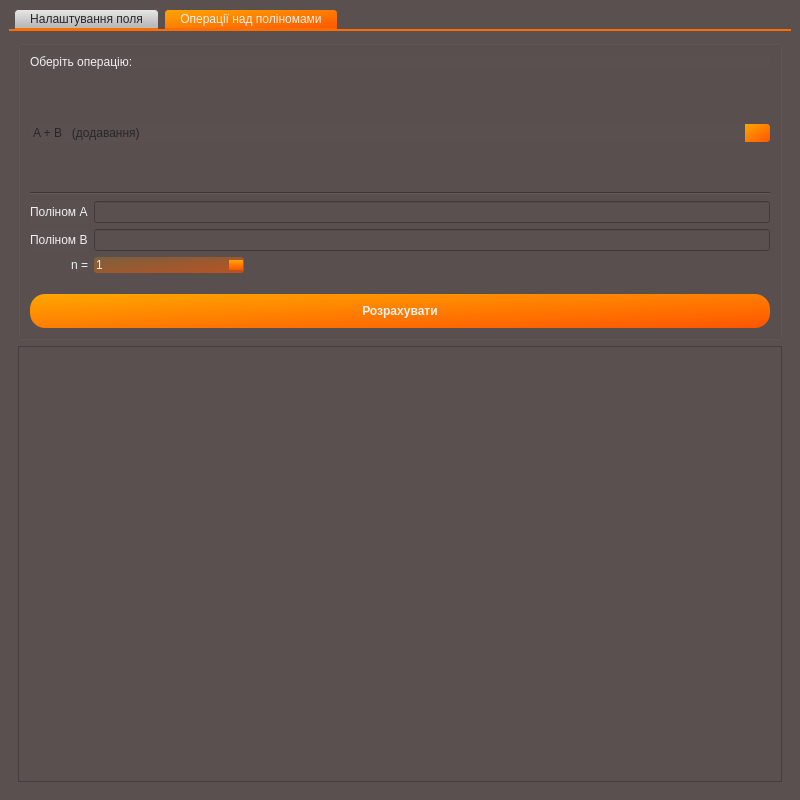
Qt form Algebra-polynom/mainwindow.ui (WAG13/FF-Polynomials-App) before a commit.
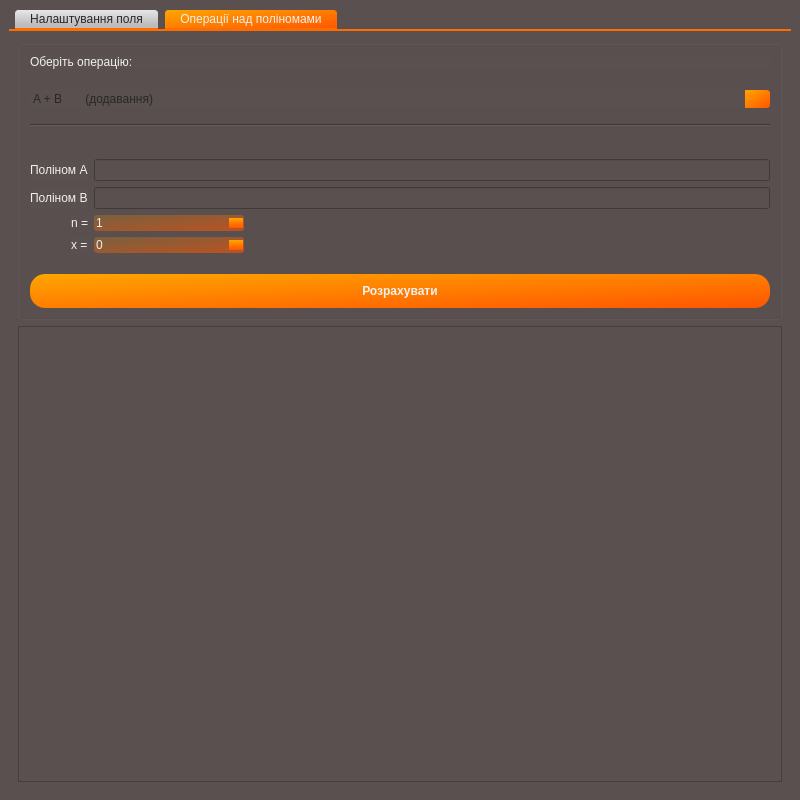
The same form after that commit. The open tabs and pages were chosen to show the change.

```diff
--- a/Algebra-polynom/mainwindow.ui
+++ b/Algebra-polynom/mainwindow.ui
@@ -13,7 +13,7 @@
   <property name="minimumSize">
    <size>
     <width>800</width>
-    <height>700</height>
+    <height>800</height>
    </size>
   </property>
   <property name="windowTitle">
@@ -37,8 +37,9 @@
 QPushButton:hover{
 	background-color:qlineargradient(spread:pad, x1:0, y1:0, x2:1, y2:1, stop:0 rgba(255, 200, 96, 255), stop:1 rgba(255, 128, 65, 255));
 }
-QPushButton:pressed{
-	background-color: qlineargradient(spread:pad, x1:0, y1:0, x2:1, y2:1, stop:0 rgba(255, 166, 0, 240), stop:1 rgba(255, 85, 0, 240));
+QPushButton:pressed,
+QPushButton:disabled{
+	background-color: qlineargradient(spread:pad, x1:0, y1:0, x2:1, y2:1, stop:0 rgba(255, 166, 0, 180), stop:1 rgba(255, 85, 0, 180));
 }
 
 /*COMBOBOX*/
@@ -125,11 +126,13 @@
      width: 10px;
      margin: 20px 0;
  }
- QScrollBar::handle:vertical {
+
+ QScrollBar::handle:verticall {
      background: qlineargradient(spread:pad, x1:0, y1:0, x2:1, y2:1, stop:0 rgba(255, 170, 0, 255), stop:1 rgba(255, 85, 0, 255));
 border-radius:3px;
      min-height: 20px;
  }
+
  QScrollBar::add-line:vertical {
      background: qlineargradient(spread:pad, x1:0.701781, y1:1, x2:0.298, y2:0.0113636, stop:0.00497512 rgba(213, 213, 213, 255), stop:1 rgba(224, 224, 224, 255));
 	border-radius:3px;
@@ -146,9 +149,61 @@
      subcontrol-origin: margin;
  }
 
- QScrollBar::add-page:vertical, QScrollBar::sub-page:vertical {
+/*hor*/
+
+QScrollBar:horizontal {
+     border: none;
+     background: rgb(70, 62, 62);
+     height: 10px;
+     margin: 0 20px;
+ }
+
+ QScrollBar::handle:horizontal {
+     background: qlineargradient(spread:pad, x1:0, y1:0, x2:1, y2:1, stop:0 rgba(255, 170, 0, 255), stop:1 rgba(255, 85, 0, 255));
+border-radius:3px;
+     min-width: 20px;
+ }
+
+ QScrollBar::add-line:horizontal {
+     background: qlineargradient(spread:pad, x1:0.701781, y1:1, x2:0.298, y2:0.0113636, stop:0.00497512 rgba(213, 213, 213, 255), stop:1 rgba(224, 224, 224, 255));
+	border-radius:3px;
+     width: 20px;
+     subcontrol-position: right;
+     subcontrol-origin: margin;
+ }
+
+ QScrollBar::sub-line:horizontal {
+     background: qlineargradient(spread:pad, x1:0.701781, y1:1, x2:0.298, y2:0.0113636, stop:0.00497512 rgba(213, 213, 213, 255), stop:1 rgba(224, 224, 224, 255));
+	border-radius:3px;
+     width: 20px;
+     subcontrol-position: left;
+     subcontrol-origin: margin;
+ }
+
+ QScrollBar::add-page:vertical, QScrollBar::sub-page:vertical,
+QScrollBar::add-page:horizontal, QScrollBar::sub-page:horizontal {
      background: none;
- }</string>
+ }
+
+/* List */
+QListView {
+    show-decoration-selected: 1; /* make the selection span the entire width of the view */
+}
+
+QListView::item {
+    background: rgb(86, 76, 76);
+margin-bottom: 2px;
+}
+
+QListView::item:hover {
+    background: rgba(10, 0, 0,0.1);
+}
+
+QListView::item:selected {
+    border: 1px solid rgb(240, 240, 240);;
+    background: qlineargradient(spread:pad, x1:0, y1:0, x2:1, y2:1, stop:0 rgba(255, 166, 0, 240), stop:1 rgba(255, 85, 0, 240));
+}
+</string>
   </property>
   <widget class="QWidget" name="centralwidget">
    <layout class="QVBoxLayout" name="verticalLayout_2">
@@ -452,13 +507,13 @@
           <property name="minimumSize">
            <size>
             <width>300</width>
-            <height>300</height>
+            <height>0</height>
            </size>
           </property>
           <property name="maximumSize">
            <size>
             <width>16777215</width>
-            <height>300</height>
+            <height>280</height>
            </size>
           </property>
           <property name="title">
@@ -478,10 +533,13 @@
               </widget>
              </item>
              <item alignment="Qt::AlignTop">
-              <widget class="QComboBox" name="comboBox">
+              <widget class="QComboBox" name="operations">
+               <property name="currentIndex">
+                <number>0</number>
+               </property>
                <item>
                 <property name="text">
-                 <string>A + B   (додавання)</string>
+                 <string>A + B       (додавання)</string>
                 </property>
                </item>
                <item>
@@ -571,7 +629,7 @@
                </item>
               </widget>
              </item>
-             <item>
+             <item alignment="Qt::AlignTop">
               <widget class="Line" name="line">
                <property name="orientation">
                 <enum>Qt::Horizontal</enum>
@@ -613,6 +671,13 @@
                  </property>
                 </widget>
                </item>
+               <item row="3" column="0">
+                <widget class="QLabel" name="labelX">
+                 <property name="text">
+                  <string>x =</string>
+                 </property>
+                </widget>
+               </item>
                <item row="2" column="1">
                 <widget class="QSpinBox" name="spinBox_3">
                  <property name="sizePolicy">
@@ -631,7 +696,23 @@
                   <number>1</number>
                  </property>
                  <property name="maximum">
-                  <number>1000</number>
+                  <number>2147483647</number>
+                 </property>
+                </widget>
+               </item>
+               <item row="3" column="1">
+                <widget class="QSpinBox" name="xBox">
+                 <property name="minimumSize">
+                  <size>
+                   <width>150</width>
+                   <height>0</height>
+                  </size>
+                 </property>
+                 <property name="minimum">
+                  <number>-2147483647</number>
+                 </property>
+                 <property name="maximum">
+                  <number>2147483647</number>
                  </property>
                 </widget>
                </item>
```
Left out of the diff: 43 changed lines with no effect on the pictures.
